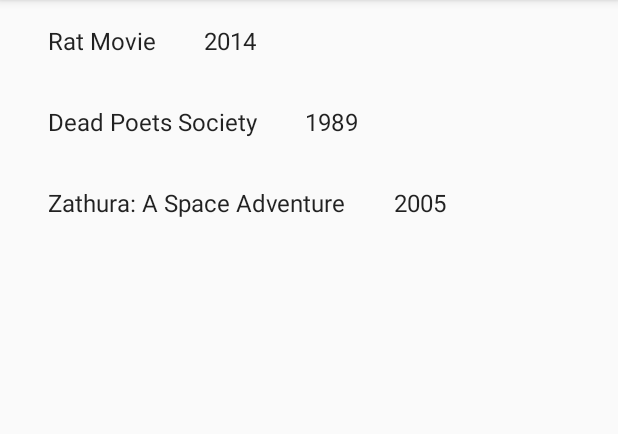
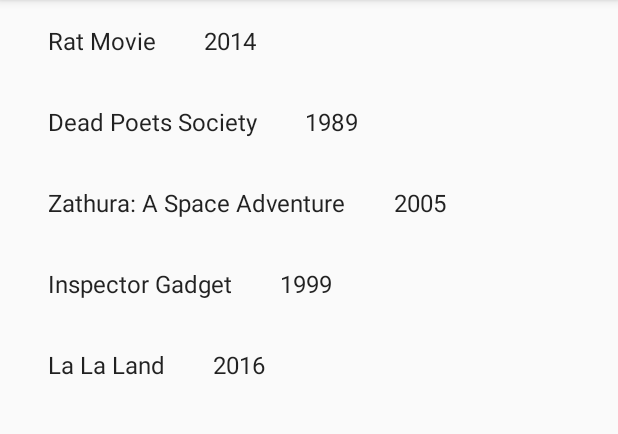
Before and after one commit to richtanner/MediaListWebStuff2020, an Android app: the screen it shows after launch (MovieListActivity), on a phone screen of 412 x 824 dp, the part 84-518 px from its top. Run offline under Robolectric (Android 15) with nearby library versions, the phone set to English and light mode, and no system bars.

Commit message:
fourth/fifth movie

```diff
--- a/app/src/main/java/com/fall2019/cs315/mediawebstuff/DumbMovieContent.java
+++ b/app/src/main/java/com/fall2019/cs315/mediawebstuff/DumbMovieContent.java
@@ -59,7 +59,24 @@
     private static final String movie3Image = "Zathura";
     private static final String movie3Weblink = "https://www.rottentomatoes.com/m/zathura";
 
+//Inspector Gadget
+    private static final String movie4Title = "Inspector Gadget";
+    private static final String movie4Description = "John Brown (Matthew Broderick) is a bumbling but well-intentioned security guard who is badly injured " +
+            "in an explosion planned by an evil mastermind. He is taken to a laboratory, where Brenda (Joely Fisher), a leading robotics surgeon, replaces " +
+            "his damaged limbs with state-of-the-art gadgets and tools. Named Inspector Gadget by the press, John -- along with his niece, Penny " +
+            "(Michelle Trachtenberg), and her trusty dog, Brain -- uses his new powers to discover who was behind the explosion.";
+    private static final String movie4Year = "1999";
+    private static final String movie4Image = "Gadget";
+    private static final String movie4Weblink = "https://www.rottentomatoes.com/m/inspector_gadget";
 
+//Inspector Gadget
+    private static final String movie5Title = "La La Land";
+    private static final String movie5Description = "Sebastian (Ryan Gosling) and Mia (Emma Stone) are drawn together by their common desire " +
+            "to do what they love. But as success mounts they are faced with decisions that begin to fray the fragile fabric of their love " +
+            "affair, and the dreams they worked so hard to maintain in each other threaten to rip them apart.";
+    private static final String movie5Year = "2016";
+    private static final String movie5Image = "La La";
+    private static final String movie5Weblink = "https://www.rottentomatoes.com/m/la_la_land";
 
 
     /**
@@ -68,16 +85,22 @@
     public List<MovieModel> createMovieMagic () {
 
         // make those movie objects
-        MovieModel ratMovie = new MovieModel(movie1Title, movie1Description, movie1Year, movie1Image, movie1Weblink);
-        MovieModel deadPoets = new MovieModel(movie2Title, movie2Description, movie2Year, movie2Image, movie2Weblink);
-        MovieModel zathura = new MovieModel(movie3Title, movie3Description, movie3Year, movie3Image, movie3Weblink);
+
 
         // add EACH movie object to our lists and maps
         if(!(ITEM_MAP.containsKey("Rat Movie")))
             {
+                MovieModel ratMovie = new MovieModel(movie1Title, movie1Description, movie1Year, movie1Image, movie1Weblink);
+                MovieModel deadPoets = new MovieModel(movie2Title, movie2Description, movie2Year, movie2Image, movie2Weblink);
+                MovieModel zathura = new MovieModel(movie3Title, movie3Description, movie3Year, movie3Image, movie3Weblink);
+                MovieModel gadget = new MovieModel(movie4Title, movie4Description, movie4Year, movie4Image, movie4Weblink);
+                MovieModel la = new MovieModel(movie5Title, movie5Description, movie5Year, movie5Image, movie5Weblink);
+
                 addMovieToList(ratMovie);
                 addMovieToList(deadPoets);
                 addMovieToList(zathura);
+                addMovieToList(gadget);
+                addMovieToList(la);
             }
         // no more movies to add?  Okay... return our list
         return MOVIES;
--- a/app/src/main/java/com/fall2019/cs315/mediawebstuff/MovieDetailFragment.java
+++ b/app/src/main/java/com/fall2019/cs315/mediawebstuff/MovieDetailFragment.java
@@ -73,6 +73,12 @@
                     case "Zathura":
                         thisMovieImageView.setImageResource(R.drawable.zathura);
                         break;
+                    case "Gadget":
+                        thisMovieImageView.setImageResource(R.drawable.gadget);
+                        break;
+                    case "La La":
+                        thisMovieImageView.setImageResource(R.drawable.la);
+                        break;
                     default:
                         break;
                 }
```
Also changed, not shown: app/src/main/res/drawable/gadget.jpg (added), app/src/main/res/drawable/la.jpg (added). Lines whose indentation alone changed are shown as unchanged.
